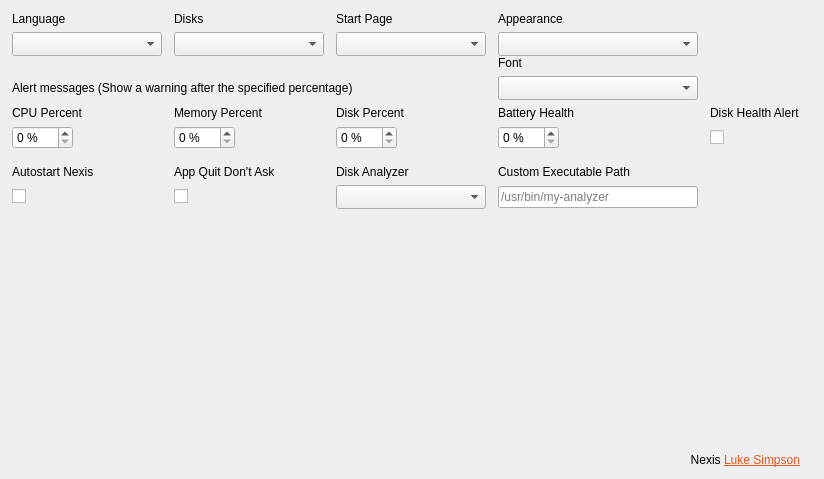
Old version of the form shared/nexis/Pages/Settings/settings_page.ui in the repository s4solutionsllc/Nexis.
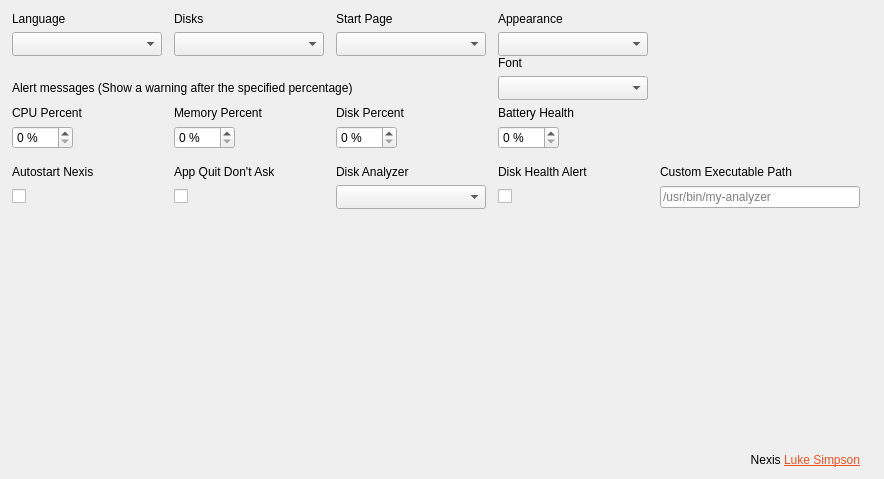
New version of the form.

Commit message:
style(settings): move Disk Health Alert next to Disk Analyzer
Relocated Disk Health Alert from its isolated column 4 in the alerts
row to row 7-8 column 3 (under Battery Health, right of Disk Analyzer).
Shifted Custom Executable Path to column 4 to make room.

```diff
--- a/shared/nexis/Pages/Settings/settings_page.ui
+++ b/shared/nexis/Pages/Settings/settings_page.ui
@@ -366,7 +366,7 @@
      </property>
     </widget>
    </item>
-   <item row="4" column="4" alignment="Qt::AlignLeft">
+   <item row="7" column="3" alignment="Qt::AlignLeft">
     <widget class="QLabel" name="lblDiskHealthAlert">
      <property name="sizePolicy">
       <sizepolicy hsizetype="Expanding" vsizetype="Preferred">
@@ -379,7 +379,7 @@
      </property>
     </widget>
    </item>
-   <item row="5" column="4" alignment="Qt::AlignLeft">
+   <item row="8" column="3" alignment="Qt::AlignLeft">
     <widget class="QCheckBox" name="checkDiskHealthAlert">
      <property name="cursor">
       <cursorShape>PointingHandCursor</cursorShape>
@@ -504,7 +504,7 @@
      </property>
     </widget>
    </item>
-   <item row="7" column="3" alignment="Qt::AlignLeft">
+   <item row="7" column="4" alignment="Qt::AlignLeft">
     <widget class="QLabel" name="lblDiskAnalyzerCustomPath">
      <property name="sizePolicy">
       <sizepolicy hsizetype="Expanding" vsizetype="Preferred">
@@ -517,7 +517,7 @@
      </property>
     </widget>
    </item>
-   <item row="8" column="3" alignment="Qt::AlignLeft">
+   <item row="8" column="4" alignment="Qt::AlignLeft">
     <widget class="QLineEdit" name="txtDiskAnalyzerCustomPath">
      <property name="sizePolicy">
       <sizepolicy hsizetype="Expanding" vsizetype="Fixed">
```
